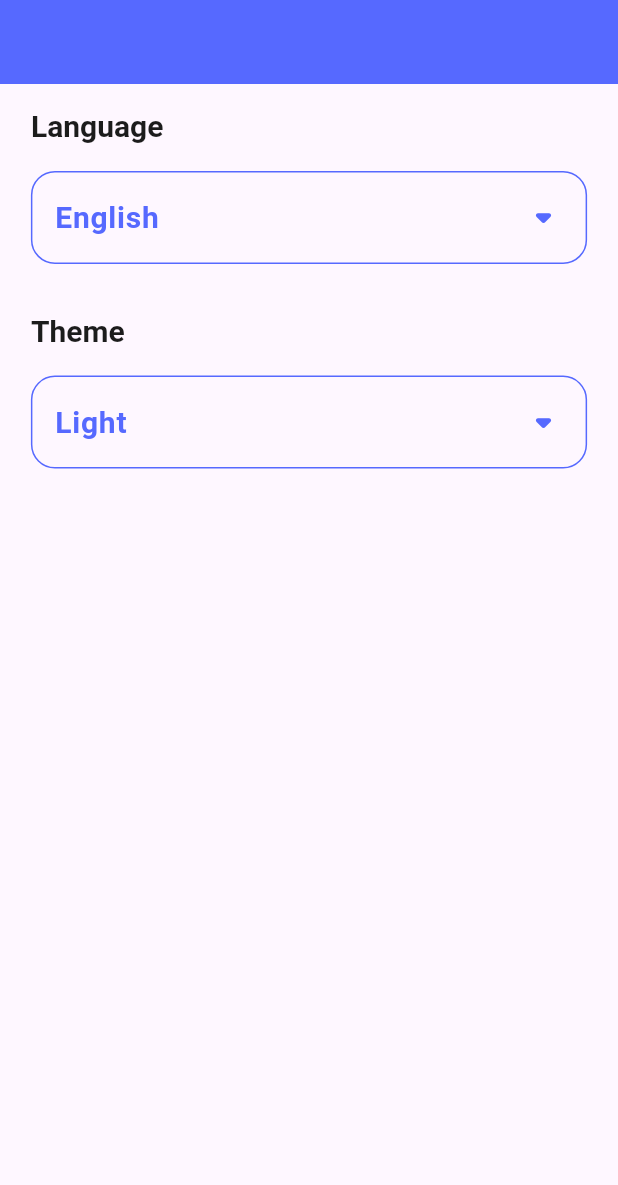
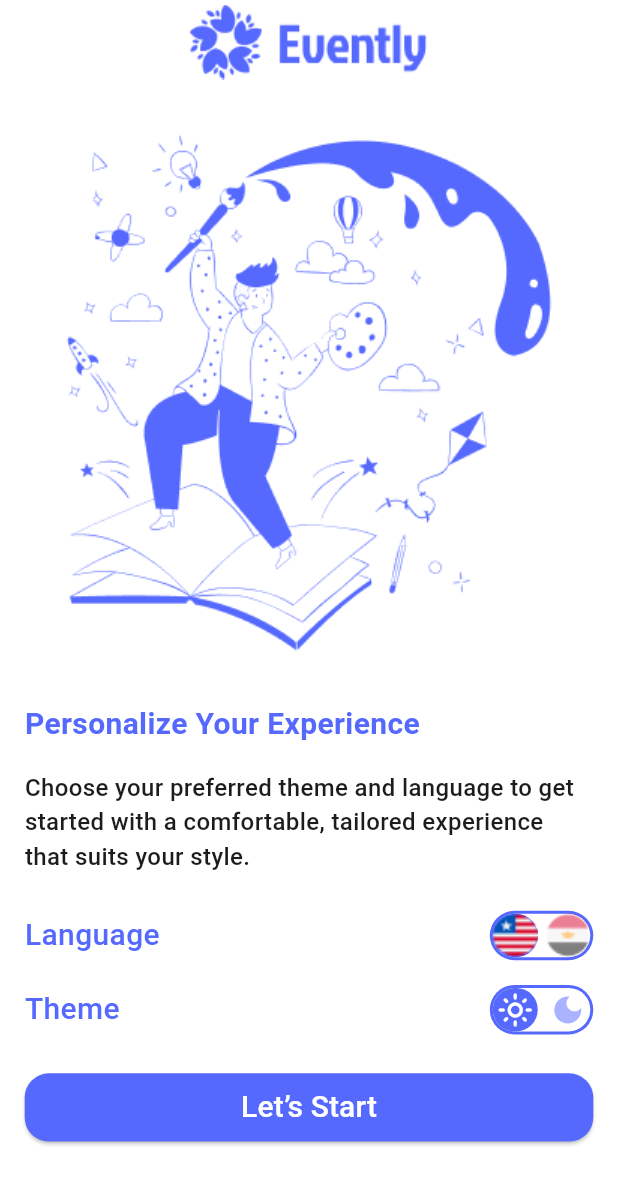
Before and after one commit to nada-nasr/event_planning_app, a Flutter app: the screen it shows after launch, on a phone screen of 412 x 824 dp. Shown: the top 1185 px of the screen. Run offline on Flutter 3.47's test engine with Material 3 defaults, Android fonts, the light colour scheme and no system bars; drawn by our look-alikes of animated_toggle_switch; generated files the repository leaves out were written again.

Commit message:
+ Added introduction screen with light and dark mode.

```diff
--- a/lib/l10n/app_ar.arb
+++ b/lib/l10n/app_ar.arb
@@ -4,5 +4,8 @@
   "arabic": "العربية",
   "english": "الانجليزية",
   "light": "نهاري",
-  "dark": "ليلي"
+  "dark": "ليلي",
+  "personalize_your_experience": "إضفاء الطابع الشخصي على تجربتك",
+  "choose": "اختر السمة واللغة المفضلة لديك للبدء بتجربة مريحة ومصممة خصيصاً لتناسب أسلوبك.",
+  "lets_start": "لنبدأ"
 }
--- a/lib/l10n/app_en.arb
+++ b/lib/l10n/app_en.arb
@@ -4,5 +4,8 @@
   "arabic": "Arabic",
   "english": "English",
   "light": "Light",
-  "dark": "Dark"
+  "dark": "Dark",
+  "personalize_your_experience": "Personalize Your Experience",
+  "choose": "Choose your preferred theme and language to get started with a comfortable, tailored experience that suits your style.",
+  "lets_start": "Let’s Start"
 }
--- /dev/null
+++ b/lib/ui/Intro_screen.dart
@@ -0,0 +1,189 @@
+import 'package:animated_toggle_switch/animated_toggle_switch.dart';
+import 'package:event_planning_app/utils/app_assets.dart';
+import 'package:event_planning_app/utils/app_colors.dart';
+import 'package:flutter/material.dart';
+import 'package:flutter_gen/gen_l10n/app_localizations.dart';
+import 'package:provider/provider.dart';
+
+import '../providers/language_provider.dart';
+import '../providers/theme_provider.dart';
+import '../utils/app_styles.dart';
+import 'home/home_screen.dart';
+
+class IntroScreen extends StatefulWidget {
+  const IntroScreen({super.key});
+
+  @override
+  State<IntroScreen> createState() => _IntroScreenState();
+}
+
+class _IntroScreenState extends State<IntroScreen> {
+  bool isEnglish = true;
+  bool isLightMode = true;
+
+  @override
+  Widget build(BuildContext context) {
+    var width = MediaQuery.of(context).size.width;
+    var height = MediaQuery.of(context).size.height;
+    var languageProvider = Provider.of<LanguageProvider>(context);
+    var themeProvider = Provider.of<ThemeProvider>(context);
+    return Scaffold(
+      appBar: AppBar(title: Image.asset(AppAssets.logoTop), centerTitle: true),
+      body: Padding(
+        padding: EdgeInsets.symmetric(
+          horizontal: width * 0.04,
+          vertical: height * 0.02,
+        ),
+        child: Column(
+          crossAxisAlignment: CrossAxisAlignment.stretch,
+          children: [
+            themeProvider.currentTheme == ThemeMode.light
+                ? Image.asset(AppAssets.beingCreativeImg)
+                : Image.asset(AppAssets.designerDeskImg),
+            SizedBox(height: height * 0.02),
+
+            Text(
+              AppLocalizations.of(context)!.personalize_your_experience,
+              style: AppStyles.bold20Primary,
+              textAlign: TextAlign.left,
+            ),
+            SizedBox(height: height * 0.02),
+
+            Text(
+              AppLocalizations.of(context)!.choose,
+              style:
+                  themeProvider.currentTheme == ThemeMode.dark
+                      ? AppStyles.medium16white
+                      : AppStyles.medium16black,
+              textAlign: TextAlign.left,
+            ),
+            SizedBox(height: height * 0.03),
+
+            Column(
+              children: [
+                Row(
+                  mainAxisAlignment: MainAxisAlignment.spaceBetween,
+                  children: [
+                    Text(
+                      AppLocalizations.of(context)!.language,
+                      style: AppStyles.medium20Primary,
+                      textAlign: TextAlign.left,
+                    ),
+                    AnimatedToggleSwitch<bool>.rolling(
+                      current: isEnglish,
+                      spacing: 5,
+                      height: height * 0.04,
+                      indicatorSize: Size(30, 30),
+                      style: ToggleStyle(
+                        borderColor: AppColors.primaryLight,
+                        borderRadius: BorderRadius.circular(30),
+                        backgroundColor: AppColors.whiteColor,
+                        indicatorColor: AppColors.primaryLight,
+                      ),
+                      values: [true, false],
+                      iconBuilder: (value, foreground) {
+                        return value
+                            ? Image.asset(
+                              AppAssets.englishImg,
+                              height: double.infinity,
+                              width: double.infinity,
+                              fit: BoxFit.fill,
+                            )
+                            : Image.asset(
+                              AppAssets.egyptImg,
+                              height: double.infinity,
+                              width: double.infinity,
+                              fit: BoxFit.fill,
+                            );
+                      },
+                      onChanged: (value) {
+                        setState(() {
+                          isEnglish = value;
+                        });
+                        languageProvider.changeLanguage(value ? 'en' : 'ar');
+                      },
+                    ),
+                  ],
+                ),
+                SizedBox(height: height * 0.02),
+                Row(
+                  mainAxisAlignment: MainAxisAlignment.spaceBetween,
+                  children: [
+                    Text(
+                      AppLocalizations.of(context)!.theme,
+                      style: AppStyles.medium20Primary,
+                      textAlign: TextAlign.left,
+                    ),
+                    AnimatedToggleSwitch<bool>.rolling(
+                      current: isLightMode,
+                      spacing: 5,
+                      height: height * 0.04,
+                      indicatorSize: Size(30, 30),
+                      style: ToggleStyle(
+                        borderColor: AppColors.primaryLight,
+                        borderRadius: BorderRadius.circular(30),
+                        backgroundColor: AppColors.whiteColor,
+                        indicatorColor: AppColors.primaryLight,
+                      ),
+                      values: [true, false],
+                      iconBuilder: (value, foreground) {
+                        if (value == isLightMode) {
+                          return Icon(
+                            isLightMode
+                                ? Icons.light_mode_outlined
+                                : Icons.dark_mode,
+                            color: AppColors.whiteColor,
+                          );
+                        } else {
+                          return Icon(
+                            isLightMode
+                                ? Icons.dark_mode
+                                : Icons.light_mode_outlined,
+                            color: AppColors.primaryLight,
+                          );
+                        }
+                      },
+                      onChanged: (value) {
+                        setState(() {
+                          isLightMode = value;
+                        });
+                        themeProvider.changeTheme(
+                          value ? ThemeMode.light : ThemeMode.dark,
+                        );
+                      },
+                    ),
+                  ],
+                ),
+              ],
+            ),
+
+            SizedBox(height: height * 0.03),
+
+            ElevatedButton(
+              style: ElevatedButton.styleFrom(
+                backgroundColor: AppColors.primaryLight,
+                padding: EdgeInsets.symmetric(
+                  horizontal: width * 0.02,
+                  vertical: height * 0.01,
+                ),
+                shape: RoundedRectangleBorder(
+                  borderRadius: BorderRadius.circular(16),
+                ),
+              ),
+              child: Text(
+                AppLocalizations.of(context)!.lets_start,
+                style: AppStyles.medium20white,
+              ),
+
+              onPressed: () {
+                Navigator.of(context).pushReplacement(
+                  MaterialPageRoute(builder: (context) => HomeScreen()),
+                );
+              },
+            ),
+          ],
+        ),
+      ),
+    );
+  }
+}
--- a/lib/ui/home/tabs/profile/profile_tab.dart
+++ b/lib/ui/home/tabs/profile/profile_tab.dart
@@ -8,6 +8,7 @@ import '../../../../providers/language_provider.dart';
 import '../../../../utils/app_colors.dart';
 
 class ProfileTab extends StatefulWidget {
+  static const String routeName = 'profile_tab';
   const ProfileTab({super.key});
 
   @override
--- a/lib/ui/splash_screen.dart
+++ b/lib/ui/splash_screen.dart
@@ -1,7 +1,9 @@
+import 'package:event_planning_app/providers/theme_provider.dart';
+import 'package:event_planning_app/ui/Intro_screen.dart';
 import 'package:flutter/material.dart';
+import 'package:provider/provider.dart';
 
 import '../utils/app_assets.dart';
-import 'home/home_screen.dart';
 
 class SplashScreen extends StatefulWidget {
   static const String routeName = 'splash_screen';
@@ -19,19 +21,27 @@ class _SplashScreenState extends State<SplashScreen> {
     Future.delayed(Duration(seconds: 3)).then((value) {
       Navigator.of(
         context,
-      ).pushReplacement(MaterialPageRoute(builder: (context) => HomeScreen()));
+      ).pushReplacement(MaterialPageRoute(builder: (context) => IntroScreen()));
     });
   }
 
   @override
   Widget build(BuildContext context) {
+    var themeProvider = Provider.of<ThemeProvider>(context);
     return Scaffold(
-      body: Image.asset(
+        body: themeProvider.currentTheme == ThemeMode.light ?
+        Image.asset(
         AppAssets.splashLight,
         width: double.infinity,
         height: double.infinity,
         fit: BoxFit.fill,
-      ),
+        )
+            : Image.asset(
+          AppAssets.splashDark,
+          width: double.infinity,
+          height: double.infinity,
+          fit: BoxFit.fill,
+        )
     );
   }
 }
--- a/lib/utils/app_assets.dart
+++ b/lib/utils/app_assets.dart
@@ -5,6 +5,7 @@ class AppAssets {
   static const String logoTop = 'assets/images/logo_top.png';
   static const String branding = 'assets/images/branding.png';
   static const String beingCreativeImg = 'assets/images/being-creative_img.png';
+  static const String designerDeskImg = 'assets/images/designer-desk.png';
   static const String egyptImg = 'assets/images/Egypt_img.png';
   static const String englishImg = 'assets/images/English_img.png';
 }
--- a/lib/utils/app_styles.dart
+++ b/lib/utils/app_styles.dart
@@ -1,6 +1,4 @@
 import 'package:flutter/material.dart';
-
-///import 'package:google_fonts/google_fonts.dart';
 
 import 'app_colors.dart';
 
@@ -20,4 +18,24 @@ class AppStyles {
       fontSize: 20,
       color: AppColors.primaryLight
   );
+  static TextStyle medium16black = TextStyle(
+      fontWeight: FontWeight.w500,
+      fontSize: 16,
+      color: AppColors.blackColor
+  );
+  static TextStyle medium20Primary = TextStyle(
+      fontWeight: FontWeight.w500,
+      fontSize: 20,
+      color: AppColors.primaryLight
+  );
+  static TextStyle medium16white = TextStyle(
+      fontWeight: FontWeight.w500,
+      fontSize: 16,
+      color: AppColors.whiteTextColor
+  );
+  static TextStyle medium20white = TextStyle(
+      fontWeight: FontWeight.w500,
+      fontSize: 20,
+      color: AppColors.whiteColor
+  );
 }
--- a/lib/utils/app_theme.dart
+++ b/lib/utils/app_theme.dart
@@ -4,6 +4,10 @@ import 'package:flutter/material.dart';
 
 class AppTheme {
   static final ThemeData lightTheme = ThemeData(
+      scaffoldBackgroundColor: AppColors.whiteColor,
+      appBarTheme: AppBarTheme(
+          color: AppColors.whiteColor
+      ),
       textTheme: TextTheme(
           headlineLarge: AppStyles.bold20Black
       )
@@ -11,6 +15,9 @@ class AppTheme {
 
   static final ThemeData darkTheme = ThemeData(
       scaffoldBackgroundColor: AppColors.primaryDark,
+      appBarTheme: AppBarTheme(
+          color: AppColors.primaryDark
+      ),
       textTheme: TextTheme(
           headlineLarge: AppStyles.bold20white
       )
--- a/pubspec.yaml
+++ b/pubspec.yaml
@@ -39,6 +39,8 @@ dependencies:
   cupertino_icons: ^1.0.8
   #google_fonts: ^6.2.1
   provider: ^6.1.4
+  animated_toggle_switch: ^0.8.4
+
 
 dev_dependencies:
   flutter_test:
```
Also changed, not shown: assets/images/2.0x/designer-desk@2x.png (added), assets/images/3.0x/designer-desk@3x.png (added), assets/images/designer-desk.png (added), pubspec.lock.
